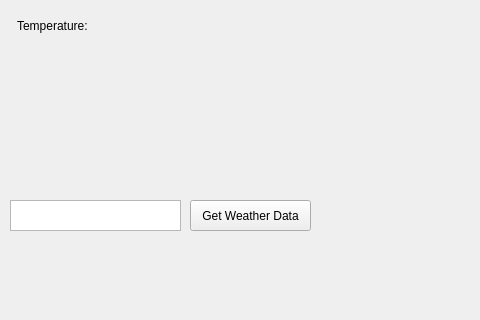
SDesya74/python-py-qt, file weather-ui.ui: the form before one commit; both pictures show x 0 to 480 and y 0 to 320 of the 640 by 480 pixel window.
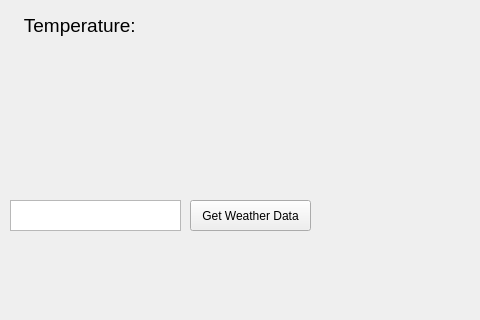
The form after the commit.

Commit message: Change design & add weather

What changed in the file:
```diff
--- a/weather-ui.ui
+++ b/weather-ui.ui
@@ -42,10 +42,15 @@
      <rect>
       <x>10</x>
       <y>10</y>
-      <width>81</width>
+      <width>131</width>
       <height>31</height>
      </rect>
     </property>
+    <property name="font">
+     <font>
+      <pointsize>14</pointsize>
+     </font>
+    </property>
     <property name="text">
      <string>Temperature: </string>
     </property>
@@ -56,7 +61,7 @@
    <widget class="QLabel" name="temperatureLabel">
     <property name="geometry">
      <rect>
-      <x>100</x>
+      <x>140</x>
       <y>10</y>
       <width>51</width>
       <height>31</height>
```
The commit also changes 1 other file.
